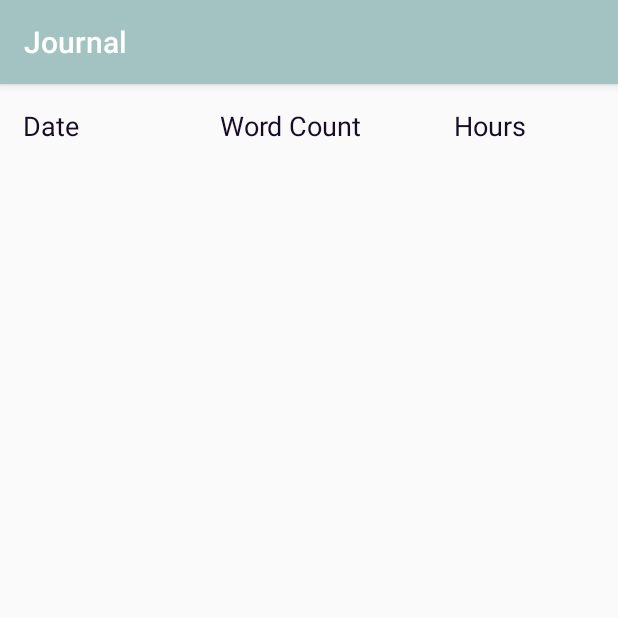
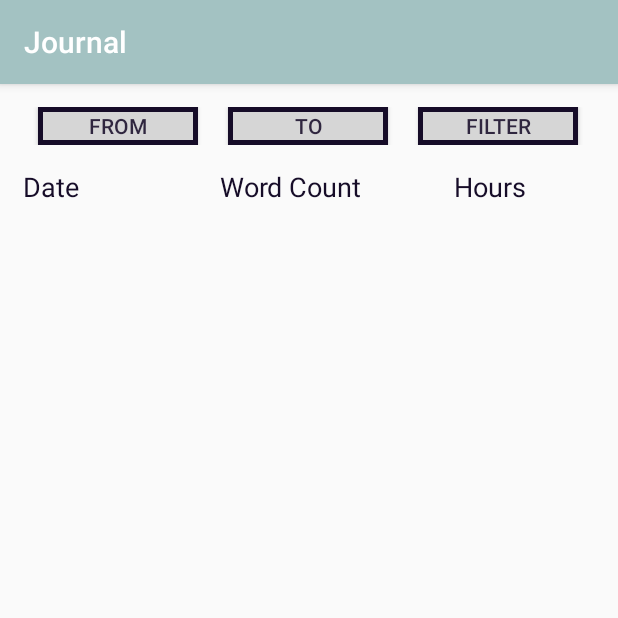
Before and after one commit to siansrd/and_studio_writetrack, an Android app: the ActivityJournal screen opened directly, with no data from a screen before it, on a phone screen of 412 x 824 dp, the top half of it. Run offline under Robolectric (Android 15) with nearby library versions, the phone set to English and light mode, and no system bars.

Commit message:
Styling buttons.

```diff
--- a/app/src/main/java/com/example/user/writetrack/ActivityTotals.java
+++ b/app/src/main/java/com/example/user/writetrack/ActivityTotals.java
@@ -22,12 +22,12 @@ public class ActivityTotals extends AppCompatActivity {
         mTotalWordCount = (TextView) findViewById(R.id.totalWordCount);
         mTotalDuration = (TextView) findViewById(R.id.totalDuration);
 
-        final DBHandler db = ((MainApplication) getApplication()).db;
+        DBHandler db = ((MainApplication) getApplication()).db;
         ArrayList<EntryClass> entries = db.getAllEntries();
 
         JournalClass journal = new JournalClass();
-        Integer totalWordCount = journal.totalWordCount(entries);
-        Integer totalDuration = journal.totalDuration(entries);
+        String totalWordCount = journal.totalWordCount(entries).toString();
+        String totalDuration = journal.totalDuration(entries).toString();
 
         mTotalWordCount.setText(totalWordCount);
         mTotalDuration.setText(totalDuration);
--- a/app/src/main/res/drawable/my_button_bg.xml
+++ b/app/src/main/res/drawable/my_button_bg.xml
@@ -2,6 +2,5 @@
 <shape xmlns:android="http://schemas.android.com/apk/res/android"
     android:shape="rectangle">
     <solid android:color="#D6D6D6" />
-    <corners android:radius="2dp" />
     <stroke android:width="5px" android:color="#160C28" />
 </shape>
--- a/app/src/main/res/layout/activity_journal.xml
+++ b/app/src/main/res/layout/activity_journal.xml
@@ -4,8 +4,50 @@
     android:layout_width="match_parent"
     android:layout_height="match_parent">
 
-    <!--Add Date Pickers Here to filter-->
+    <!--Date pickers and filter button-->
 
+    <TableLayout
+        android:layout_height="wrap_content"
+        android:layout_width="fill_parent"
+        android:layout_marginLeft="15dp"
+        android:layout_marginRight="15dp"
+        android:stretchColumns="*">
+        <TableRow
+            android:layout_width="fill_parent"
+            android:layout_height="wrap_content"
+            android:layout_marginTop="15dp"
+            android:stretchColumns="*">
+            <Button
+                android:layout_width="wrap_content"
+                android:layout_height="25dp"
+                android:layout_marginLeft="10dp"
+                android:layout_marginRight="10dp"
+                android:text="From"
+                android:id="@+id/fromDate"
+                android:onClick="showDatePickerDialog"
+                android:background="@drawable/my_button_bg"/>
+            <Button
+                android:layout_width="wrap_content"
+                android:layout_height="25dp"
+                android:layout_marginLeft="10dp"
+                android:layout_marginRight="10dp"
+                android:text="To"
+                android:id="@+id/toDate"
+                android:onClick="showDatePickerDialog"
+                android:background="@drawable/my_button_bg"/>
+            <Button
+                android:layout_width="wrap_content"
+                android:layout_height="25dp"
+                android:layout_marginLeft="10dp"
+                android:layout_marginRight="10dp"
+                android:text="Filter"
+                android:id="@+id/filter"
+                android:background="@drawable/my_button_bg"/>
+        </TableRow>
+    </TableLayout>
+
+
+    <!--Journal headings -->
     <TableLayout
         android:layout_height="wrap_content"
         android:layout_width="fill_parent"
```
Also changed, not shown: app/src/main/res/layout/activity_totals.xml (+27 -4 lines).
